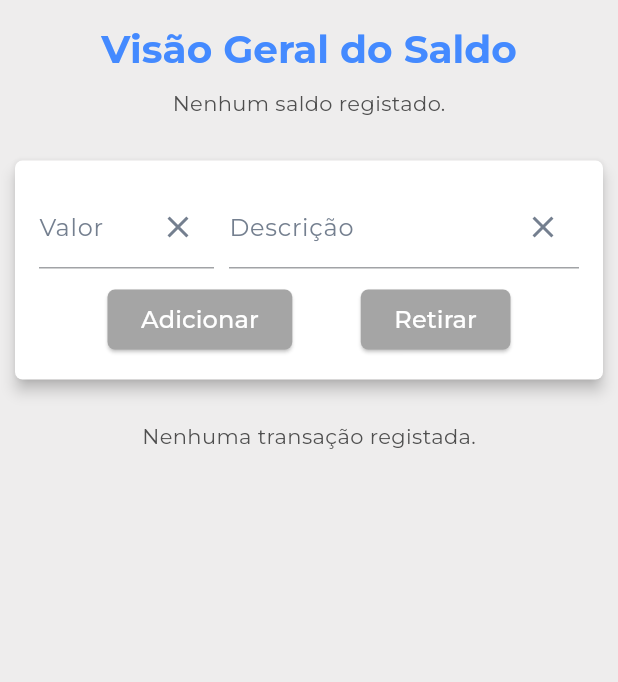
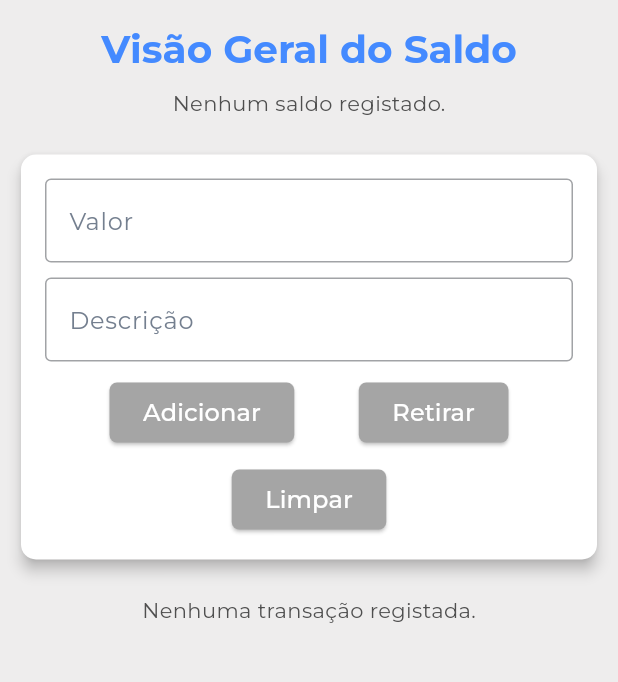
Before and after one commit to inunes1904/money_doctor, a Flutter app: the VisaoGeralSaldoPage screen opened by its route, on a phone screen of 412 x 824 dp, the part 84-766 px from its top. Run offline on Flutter 3.47's test engine with Material 3 defaults, Android fonts, the phone set to English and light mode, and no system bars; our stand-ins replace connectivity_plus, flutter_native_splash, flutter_secure_storage, fpdart, get, google_fonts and 4 more; missing offline and left inert: flutter_config; accounts and stored records are empty.

Commit message:
pequenos ajustes

```diff
--- a/lib/views/login/login.page.dart
+++ b/lib/views/login/login.page.dart
@@ -15,7 +15,7 @@ class LoginPage extends GetView<LoginController> {
   Widget build(BuildContext context) {
     return Scaffold(
       appBar: AppBarPublic(),
-      //drawer: const SideMenu(),
+      drawer: const SideMenu(),
       body: Center(
           child: SingleChildScrollView(
         padding: const EdgeInsets.all(6),
@@ -83,7 +83,7 @@ class LoginPage extends GetView<LoginController> {
                             const SizedBox(height: 10.0),
                             ButtonUtils.getElevatedButtons(context,
                                 styleElevatedButton: ButtonStyle(
-                                  backgroundColor: WidgetStateProperty.all<Color>(Colors.blueGrey),
+                                  backgroundColor: MaterialStateProperty.all<Color>(Colors.blueGrey),
                                 ),
                                 textElevatedButton: "Entrar",
                                 functionElevatedButton: () => controller
--- a/lib/views/suporte/suporte.page.dart
+++ b/lib/views/suporte/suporte.page.dart
@@ -1,6 +1,6 @@
 import 'package:flutter/material.dart';
 import 'package:get/get.dart';
-import '../../styles/global.colors.dart';
+// import '../../styles/global.colors.dart';
 import '../../widgets/header/header.dart';
 import '../../widgets/menu/side_menu.page.dart';
 import 'suporte.controller.dart';
--- a/lib/views/utilizador/investimento/investimentos.page.dart
+++ b/lib/views/utilizador/investimento/investimentos.page.dart
@@ -1,6 +1,6 @@
 import 'package:flutter/material.dart';
 import 'package:get/get.dart';
-import '../../../styles/global.colors.dart';
+// import '../../../styles/global.colors.dart';
 import '../../../widgets/header/header.dart';
 import '../../../widgets/menu/side_menu.page.dart';
 import 'investimentos.controller.dart';
--- a/lib/views/utilizador/orcamento/orcamentos.page.dart
+++ b/lib/views/utilizador/orcamento/orcamentos.page.dart
@@ -1,6 +1,6 @@
 import 'package:flutter/material.dart';
 import 'package:get/get.dart';
-import '../../../styles/global.colors.dart';
+// import '../../../styles/global.colors.dart';
 import '../../../widgets/header/header.dart';
 import '../../../widgets/menu/side_menu.page.dart';
 import 'orcamentos.controller.dart';
--- a/lib/views/utilizador/perfil/dados_utilizador.page.dart
+++ b/lib/views/utilizador/perfil/dados_utilizador.page.dart
@@ -1,7 +1,6 @@
 import 'package:flutter/material.dart';
 import 'package:get/get.dart';
-
-import '../../../styles/global.colors.dart';
+// import '../../../styles/global.colors.dart';
 import '../../../widgets/header/header.dart';
 import '../../../widgets/menu/side_menu.page.dart';
 import 'dados_utilizador.controller.dart';
--- a/lib/views/utilizador/resumoFinanceiro/resumoFinanceiro.page.dart
+++ b/lib/views/utilizador/resumoFinanceiro/resumoFinanceiro.page.dart
@@ -1,6 +1,6 @@
 import 'package:flutter/material.dart';
 import 'package:get/get.dart';
-import '../../../styles/global.colors.dart';
+// import '../../../styles/global.colors.dart';
 import '../../../widgets/header/header.dart';
 import '../../../widgets/menu/side_menu.page.dart';
 import 'resumoFinanceiro.controller.dart';
--- a/lib/views/utilizador/visaoGeralSaldo/visaoGeralSaldo.page.dart
+++ b/lib/views/utilizador/visaoGeralSaldo/visaoGeralSaldo.page.dart
@@ -1,6 +1,7 @@
 import 'package:flutter/material.dart';
+import 'package:flutter/services.dart';
 import 'package:get/get.dart';
-import '../../../styles/global.colors.dart';
+import 'package:intl/intl.dart';
 import '../../../widgets/header/header.dart';
 import '../../../widgets/menu/side_menu.page.dart';
 import 'visaoGeralSaldo.controller.dart';
@@ -16,15 +17,11 @@ class VisaoGeralSaldoPage extends GetView<VisaoGeralSaldoController> {
         drawer: const SideMenu(),
         body: Container(
           padding: const EdgeInsets.symmetric(horizontal: 10, vertical: 16),
-        child: Obx(() {
-          if (controller.isLoading.value) {
-            return const Center(child: CircularProgressIndicator());
-          } else {
-            return SingleChildScrollView(
+          child: SingleChildScrollView(
             child: Column(
               children: [
                 Text(
-                  'Visão Geral do Saldo',
+                  "Visão Geral do Saldo",
                   style: Theme.of(context)
                       .textTheme
                       .titleLarge!
@@ -36,24 +33,24 @@ class VisaoGeralSaldoPage extends GetView<VisaoGeralSaldoController> {
                     return const Center(child: Text("Nenhum saldo registado."));
                   } else {
                     final saldo = controller.saldos.first;
-                    return Center(
-                      child: Column(
+                    return Column(
                       mainAxisAlignment: MainAxisAlignment.center,
+                      mainAxisSize: MainAxisSize.max,
                       children: [
                         Container(
-                            width: 320,
-                            height: 320,
+                          width: MediaQuery.of(context).size.width < MediaQuery.of(context).size.height ? MediaQuery.of(context).size.width : MediaQuery.of(context).size.height,
+                          height: MediaQuery.of(context).size.width < MediaQuery.of(context).size.height ? MediaQuery.of(context).size.width : MediaQuery.of(context).size.height,
                           decoration: BoxDecoration(
                             shape: BoxShape.circle,
-                              color: Colors.blueAccent.withOpacity(0.1),
+                            color: Colors.greenAccent.withOpacity(0.1),
                             border: Border.all(
-                                color: Colors.blueAccent,
+                              color: Colors.greenAccent,
                               width: 2,
                             ),
                           ),
                           child: Center(
                             child: Text(
-                                "${saldo.saldo} €",
+                              "${saldo.saldo.toStringAsFixed(2)} €",
                               style: const TextStyle(
                                 fontSize: 38,
                                 fontWeight: FontWeight.bold,
@@ -63,59 +60,43 @@ class VisaoGeralSaldoPage extends GetView<VisaoGeralSaldoController> {
                         ),
                         const SizedBox(height: 10),
                         Text(
-                            "Atualizado em: ${saldo.dataAtualizacao}",
+                          "Atualizado em: ${DateFormat('dd/MM/yyyy HH:mm:ss').format(saldo.dataAtualizacao)}",
                           style: const TextStyle(fontSize: 16),
                         ),
                       ],
-                      ),
                     );
                   }
                 }),
                 const SizedBox(height: 20),
                 Card(
                   elevation: 4,
-                  margin: const EdgeInsets.symmetric(vertical: 8),
+                  shape: RoundedRectangleBorder(
+                    borderRadius: BorderRadius.circular(10),
+                  ),
                   child: Padding(
                     padding: const EdgeInsets.all(16.0),
                     child: Column(
                       children: [
-                        Row(
-                          children: [
-                            Expanded(
-                              flex: 1,
-                              child: TextField(
+                        TextField(
                           controller: controller.valorController,
-                                decoration: InputDecoration(
+                          decoration: const InputDecoration(
                             labelText: 'Valor',
-                                  suffixIcon: IconButton(
-                                    icon: const Icon(Icons.clear),
-                                    onPressed: () {
-                                      controller.valorController.clear();
-                                    },
+                            border: OutlineInputBorder(),
                           ),
+                          keyboardType: const TextInputType.numberWithOptions(
+                              decimal: true),
+                          inputFormatters: [
+                            FilteringTextInputFormatter.allow(
+                                RegExp(r'^\d*\.?\d{0,2}')),
+                          ],
                         ),
-                                keyboardType:
-                                    const TextInputType.numberWithOptions(
-                                        decimal: true),
+                        const SizedBox(height: 10),
+                        TextField(
+                          controller: controller.descricaoController,
+                          decoration: const InputDecoration(
+                            labelText: 'Descrição',
+                            border: OutlineInputBorder(),
                           ),
-                            ),
-                            const SizedBox(width: 10),
-                            Expanded(
-                              flex: 2,
-                              child: TextField(
-                                controller: controller.descricaoController,
-                                decoration: InputDecoration(
-                                  labelText: 'Descrição',
-                                  suffixIcon: IconButton(
-                                    icon: const Icon(Icons.clear),
-                                    onPressed: () {
-                                      controller.descricaoController.clear();
-                                    },
-                                  ),
-                                ),
-                              ),
-                            ),
-                          ],
                         ),
                         const SizedBox(height: 10),
                         Row(
@@ -127,9 +108,11 @@ class VisaoGeralSaldoPage extends GetView<VisaoGeralSaldoController> {
                                         .valorController.text.isNotEmpty &&
                                     controller
                                         .descricaoController.text.isNotEmpty) {
+                                  final valor = double.tryParse(
+                                          controller.valorController.text) ??
+                                      0.0;
                                   controller.adicionarValor(
-                                    double.parse(
-                                        controller.valorController.text),
+                                    double.parse(valor.toStringAsFixed(2)),
                                     controller.descricaoController.text,
                                   );
                                   controller.valorController.clear();
@@ -144,9 +127,11 @@ class VisaoGeralSaldoPage extends GetView<VisaoGeralSaldoController> {
                                         .valorController.text.isNotEmpty &&
                                     controller
                                         .descricaoController.text.isNotEmpty) {
+                                  final valor = double.tryParse(
+                                          controller.valorController.text) ??
+                                      0.0;
                                   controller.retirarValor(
-                                    double.parse(
-                                        controller.valorController.text),
+                                    double.parse(valor.toStringAsFixed(2)),
                                     controller.descricaoController.text,
                                   );
                                   controller.valorController.clear();
@@ -156,6 +141,14 @@ class VisaoGeralSaldoPage extends GetView<VisaoGeralSaldoController> {
                               child: const Text("Retirar"),
                             ),
                           ],
+                        ),
+                        const SizedBox(height: 10),
+                        ElevatedButton(
+                          onPressed: () {
+                            controller.valorController.clear();
+                            controller.descricaoController.clear();
+                          },
+                          child: const Text("Limpar"),
                         ),
                       ],
                     ),
@@ -168,20 +161,43 @@ class VisaoGeralSaldoPage extends GetView<VisaoGeralSaldoController> {
                         child: Text("Nenhuma transação registada."));
                   } else {
                     final transacoes = controller.saldos.first.transacoes;
+                    transacoes.sort(
+                        (a, b) => b.dataTransacao.compareTo(a.dataTransacao));
+
                     return ListView.builder(
+                      physics: const NeverScrollableScrollPhysics(),
                       shrinkWrap: true,
-                      physics: const NeverScrollableScrollPhysics(),
                       itemCount: transacoes.length,
                       itemBuilder: (context, index) {
                         final transacao = transacoes[index];
                         return Card(
+                          margin: const EdgeInsets.symmetric(
+                              horizontal: 6, vertical: 5),
+                          shape: RoundedRectangleBorder(
+                            borderRadius: BorderRadius.circular(10),
+                          ),
                           elevation: 4,
-                          margin: const EdgeInsets.symmetric(vertical: 8),
                           child: ListTile(
-                            title: Text(transacao.descricao),
+                            leading: CircleAvatar(
+                              backgroundColor: transacao.valor > 0
+                                  ? Colors.green
+                                  : Colors.red,
+                              child: Icon(
+                                transacao.valor > 0
+                                    ? Icons.arrow_upward
+                                    : Icons.arrow_downward,
+                                color: Colors.white,
+                              ),
+                            ),
+                            title: Text(
+                              transacao.descricao,
+                              style: const TextStyle(
+                                  fontSize: 18, fontWeight: FontWeight.bold),
+                            ),
                             subtitle: Text(
-                              "${transacao.dataTransacao}",
-                              style: const TextStyle(fontSize: 12),
+                              DateFormat('dd/MM/yyyy HH:mm:ss')
+                                  .format(transacao.dataTransacao),
+                              style: const TextStyle(fontSize: 14),
                             ),
                             trailing: Text(
                               "${transacao.valor.toStringAsFixed(2)} €",
@@ -199,10 +215,10 @@ class VisaoGeralSaldoPage extends GetView<VisaoGeralSaldoController> {
                   }
                 }),
               ],
-            ));
-          }
-        }),
             ),
-    ));
+          ),
+        ),
+      ),
+    );
   }
 }
```
Also changed, not shown: 1 other file. Lines whose indentation alone changed are shown as unchanged.
